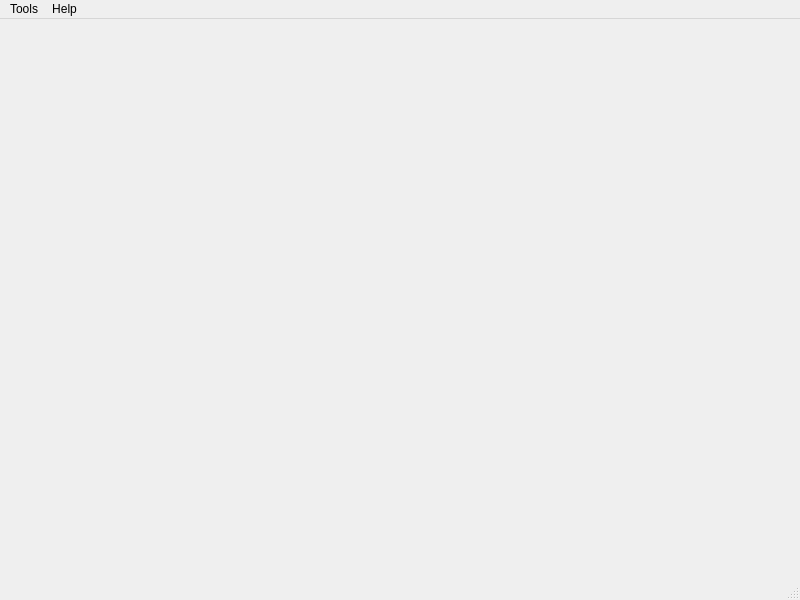
Qt form MainSBI.ui (SomayehSaghamanesh/SBIsim) before a commit.
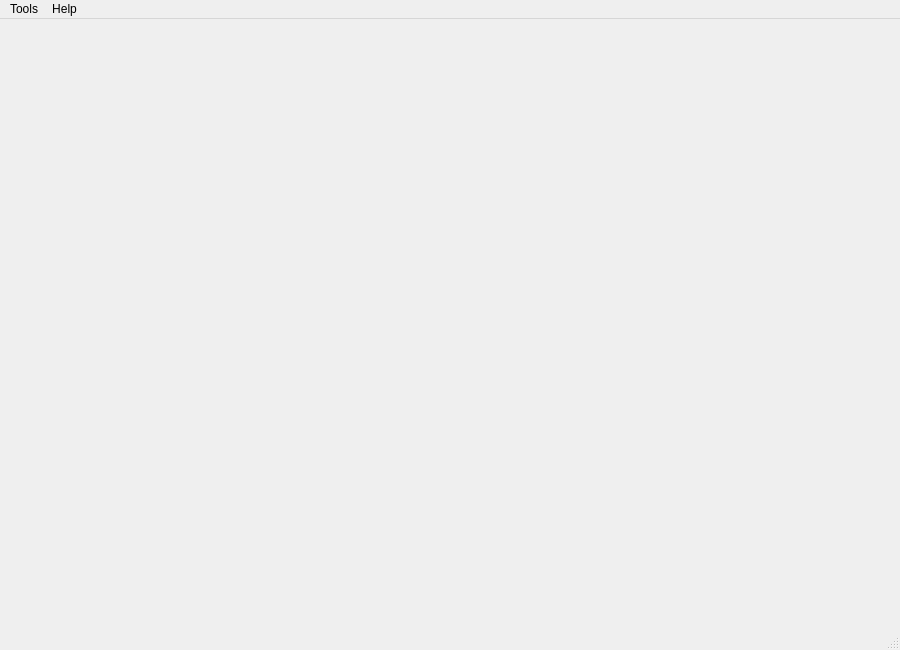
The same form after that commit. Icons and pictures are not drawn.

Patch:
```diff
--- a/MainSBI.ui
+++ b/MainSBI.ui
@@ -6,20 +6,43 @@
    <rect>
     <x>0</x>
     <y>0</y>
-    <width>800</width>
-    <height>600</height>
+    <width>900</width>
+    <height>650</height>
    </rect>
   </property>
+  <property name="sizePolicy">
+   <sizepolicy hsizetype="Expanding" vsizetype="Expanding">
+    <horstretch>0</horstretch>
+    <verstretch>0</verstretch>
+   </sizepolicy>
+  </property>
+  <property name="minimumSize">
+   <size>
+    <width>900</width>
+    <height>650</height>
+   </size>
+  </property>
   <property name="windowTitle">
    <string>MainSBI</string>
   </property>
-  <widget class="QWidget" name="centralwidget"/>
+  <property name="windowIcon">
+   <iconset resource="Resources.qrc">
+    <normaloff>:/Resources/img/SBIsim_icon.png</normaloff>:/Resources/img/SBIsim_icon.png</iconset>
+  </property>
+  <widget class="QWidget" name="centralwidget">
+   <property name="sizePolicy">
+    <sizepolicy hsizetype="Expanding" vsizetype="Expanding">
+     <horstretch>0</horstretch>
+     <verstretch>0</verstretch>
+    </sizepolicy>
+   </property>
+  </widget>
   <widget class="QMenuBar" name="menubar">
    <property name="geometry">
     <rect>
      <x>0</x>
      <y>0</y>
-     <width>800</width>
+     <width>900</width>
      <height>22</height>
     </rect>
    </property>
```
Left out of the diff: 6 changed lines with no effect on the pictures.
